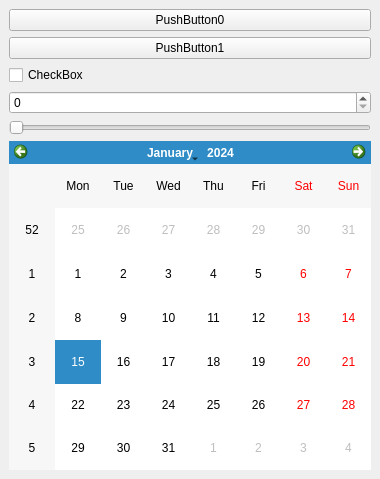
Old version of the form RobWorkStudio/example/UDPKinPlugin/SamplePlugin.ui in the repository onier/RobWork.
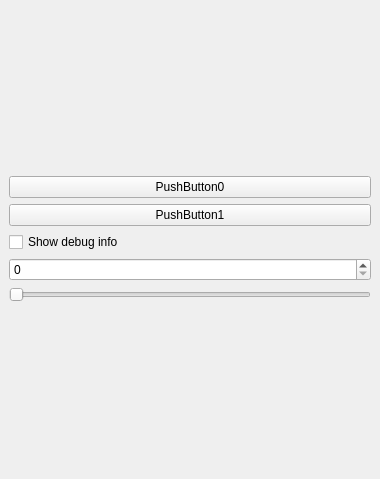
New version of the form.

The edit to the form file:
```diff
--- a/RobWorkStudio/example/UDPKinPlugin/SamplePlugin.ui
+++ b/RobWorkStudio/example/UDPKinPlugin/SamplePlugin.ui
@@ -31,9 +31,9 @@
        </widget>
       </item>
       <item>
-       <widget class="QCheckBox" name="_checkBox" >
-        <property name="text" >
-         <string>CheckBox</string>
+       <widget class="QCheckBox" name="_showDebugBox">
+        <property name="text">
+         <string>Show debug info</string>
         </property>
        </widget>
       </item>
@@ -47,9 +47,6 @@
         </property>
        </widget>
       </item>
-      <item>
-       <widget class="QCalendarWidget" name="_calendar" />
-      </item>
      </layout>
     </item>
    </layout>
```
Left out of the diff: 29 changed lines with no effect on the pictures.
